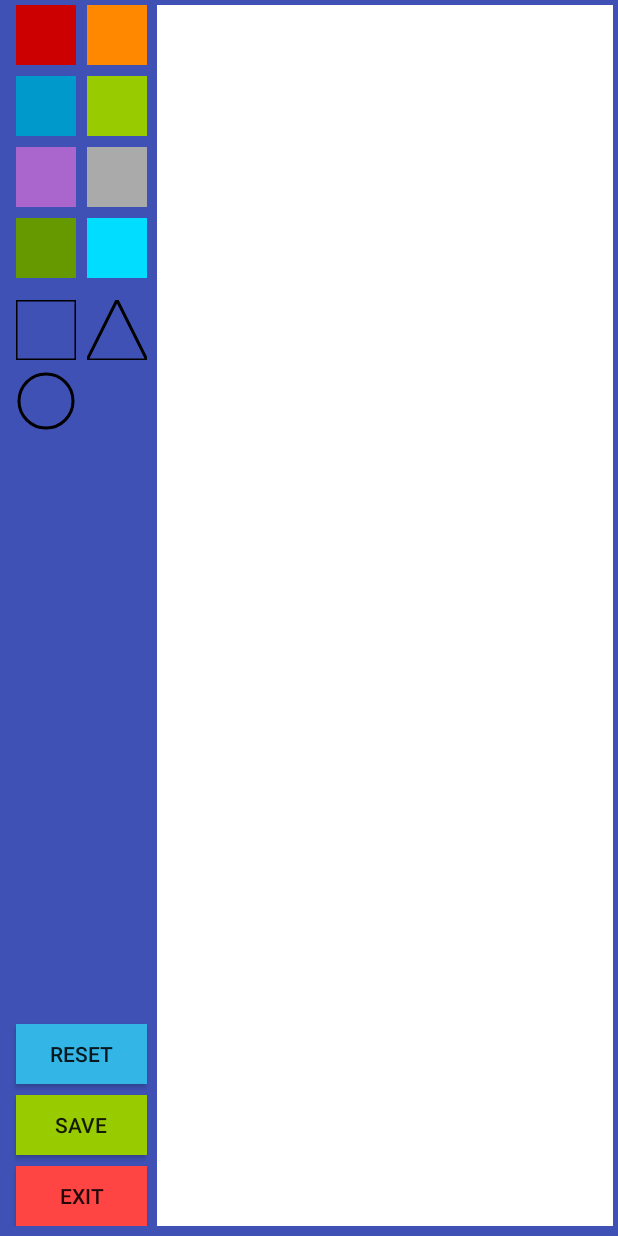
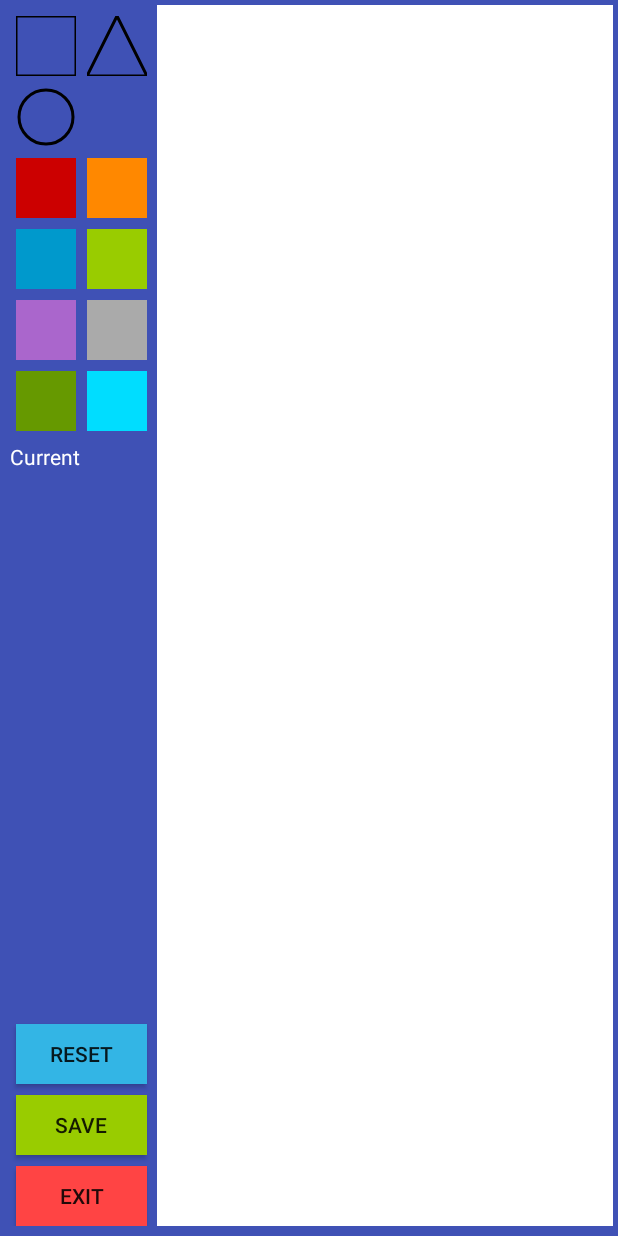
Before and after one commit to Ashtraies/exercise, an Android app: the screen it shows after launch (MainActivity), after a tap on "SAVE", on a phone screen of 412 x 824 dp. Run offline under Robolectric (Android 15) with nearby library versions, the phone set to English and light mode, and no system bars.

Commit message:
add new fuctions: 1,add draw border 2,add show current selected 3,exchange the positions of pallette and shap

```diff
--- a/FingerPaint/app/src/main/java/org/wus32/assessment/fp/activity/MainActivity.java
+++ b/FingerPaint/app/src/main/java/org/wus32/assessment/fp/activity/MainActivity.java
@@ -4,6 +4,7 @@ import android.graphics.drawable.ColorDrawable;
 import android.os.Bundle;
 import android.support.v7.app.AppCompatActivity;
 import android.view.View;
+import android.widget.Toast;
 
 import org.wus32.assessment.fp.R;
 import org.wus32.assessment.fp.view.MainCanvas;
@@ -20,11 +21,16 @@ public class MainActivity extends AppCompatActivity {
 
   private MainCanvas canvas;
 
+  private IShape currSelected, mainSquare, mainCircle, mainTriangle;
+
   @Override
   protected void onCreate(Bundle savedInstanceState) {
     super.onCreate(savedInstanceState);
     setContentView(R.layout.activity_main);
     canvas = (MainCanvas)findViewById(R.id.main_canvas);
+    mainSquare = (IShape)findViewById(R.id.main_square);
+    mainCircle = (IShape)findViewById(R.id.main_circle);
+    mainTriangle = (IShape)findViewById(R.id.main_triangle);
     findViewById(R.id.menu_reset).setOnClickListener(new View.OnClickListener() {
       @Override
       public void onClick(View view) {
@@ -43,26 +49,42 @@ public class MainActivity extends AppCompatActivity {
   public void selectShape(View v) {
     String tag = v.getTag().toString();
     IShape shape = null;
+    if (currSelected != null) {
+      currSelected.setVisibility(View.GONE);
+    }
     switch (IShape.Type.valueOf(tag)) {
       case SQUARE:
         shape = new Square(this);
+        currSelected = mainSquare;
         break;
       case CIRCLE:
         shape = new Circle(this);
+        currSelected = mainCircle;
         break;
       case TRIANGLE:
         shape = new Triangle(this);
+        currSelected = mainTriangle;
         break;
     }
+    currSelected.setVisibility(View.VISIBLE);
+    currSelected.setColor(selectedColor);
+    currSelected.invalidate();
     canvas.setShape(shape);
-//    canvas.drawSelected();
+    if(selectedColor == 0) {
+      Toast.makeText(this,getResources().getString(R.string.main_tips_2),Toast.LENGTH_SHORT).show();
+    }
   }
 
   @SuppressWarnings("unused")
   public void getColor(View v) {
-    selectedColor =
-            ((ColorDrawable)v.getBackground()).getColor();
-    canvas.setShapeColor(selectedColor);
-//    canvas.drawSelected();
+    if (currSelected != null) {
+      selectedColor =
+              ((ColorDrawable)v.getBackground()).getColor();
+      canvas.setShapeColor(selectedColor);
+      currSelected.setColor(selectedColor);
+      currSelected.invalidate();
+    } else {
+      Toast.makeText(this,getResources().getString(R.string.main_tips_1),Toast.LENGTH_SHORT).show();
+    }
   }
 }
--- a/FingerPaint/app/src/main/java/org/wus32/assessment/fp/view/shape/AbstractShape.java
+++ b/FingerPaint/app/src/main/java/org/wus32/assessment/fp/view/shape/AbstractShape.java
@@ -25,6 +25,11 @@ public abstract class AbstractShape extends View implements IShape {
   protected Paint paint;
 
   /**
+   * Paint
+   */
+  protected Paint borderPaint;
+
+  /**
    * The width and height of the view
    */
   float w, h;
@@ -44,6 +49,8 @@ public abstract class AbstractShape extends View implements IShape {
    */
   float offset;
 
+  int color;
+
   public AbstractShape(Context context,AttributeSet attrs) {
     super(context,attrs);
     initSpecification(context);
@@ -52,6 +59,22 @@ public abstract class AbstractShape extends View implements IShape {
     paint.setStyle(Paint.Style.STROKE);
     paint.setStrokeWidth(strokeWidth);
     paint.setAntiAlias(true);
+    borderPaint = new Paint();
+    borderPaint.setAntiAlias(true);
+    borderPaint.setStyle(Paint.Style.STROKE);
+    borderPaint.setStrokeWidth(strokeWidth);
+    borderPaint.setColor(Color.BLACK);
+
+  }
+
+  @Override
+  protected void onDraw(Canvas canvas) {
+    super.onDraw(canvas);
+    if(color == 0) {
+      color = Color.BLACK;
+      paint.setStyle(Paint.Style.STROKE);
+    }
+    paint.setColor(color);
   }
 
   /**
@@ -64,10 +87,13 @@ public abstract class AbstractShape extends View implements IShape {
     Resources res = context.getResources();
     strokeWidth = res.getDimension(R.dimen.stroke_width);
     squareLength = res.getDimension(R.dimen.square_length);
-    LogUtil.log(squareLength);
     circleRaduis = res.getDimension(R.dimen.circle_radius);
     triangleLength = res.getDimension(R.dimen.triangle_length);
     offset = res.getDimension(R.dimen.child_layout_margin);
+  }
+
+  Paint getBorderPaint() {
+    return borderPaint;
   }
 
   @Override
@@ -76,4 +102,19 @@ public abstract class AbstractShape extends View implements IShape {
     this.h = h;
     super.onSizeChanged(w,h,oldw,oldh);
   }
+
+  @Override
+  public void setColor(int color) {
+    this.color = color;
+  }
+
+  @Override
+  public void invalidate() {
+    super.invalidate();
+  }
+
+  @Override
+  public void setVisibility(int visibility) {
+    super.setVisibility(visibility);
+  }
 }
--- a/FingerPaint/app/src/main/java/org/wus32/assessment/fp/view/shape/Circle.java
+++ b/FingerPaint/app/src/main/java/org/wus32/assessment/fp/view/shape/Circle.java
@@ -10,6 +10,7 @@ package org.wus32.assessment.fp.view.shape;
 
 import android.content.Context;
 import android.graphics.Canvas;
+import android.graphics.Color;
 import android.graphics.Paint;
 import android.util.AttributeSet;
 
@@ -30,12 +31,14 @@ public class Circle extends AbstractShape{
 
   @Override
   protected void onDraw(Canvas canvas) {
+    super.onDraw(canvas);
     canvas.drawCircle(w/2,h/2,w/2 - strokeWidth,paint);
   }
 
   @Override
   public void drawShapeWithCentre(float x,float y,Canvas canvas,Paint paint) {
     canvas.drawCircle(x,y,circleRaduis,paint);
+    canvas.drawCircle(x,y,circleRaduis,getBorderPaint());
   }
 
   @Override
--- a/FingerPaint/app/src/main/java/org/wus32/assessment/fp/view/shape/IShape.java
+++ b/FingerPaint/app/src/main/java/org/wus32/assessment/fp/view/shape/IShape.java
@@ -34,4 +34,10 @@ public interface IShape {
    * @return type of shape
    */
   Type getType();
+
+  void setColor(int color);
+
+  void invalidate();
+
+  void setVisibility(int visibility);
 }
--- a/FingerPaint/app/src/main/java/org/wus32/assessment/fp/view/shape/Triangle.java
+++ b/FingerPaint/app/src/main/java/org/wus32/assessment/fp/view/shape/Triangle.java
@@ -10,6 +10,7 @@ package org.wus32.assessment.fp.view.shape;
 
 import android.content.Context;
 import android.graphics.Canvas;
+import android.graphics.Color;
 import android.graphics.Paint;
 import android.graphics.Path;
 import android.util.AttributeSet;
@@ -35,6 +36,7 @@ public class Triangle extends AbstractShape {
 
   @Override
   protected void onDraw(Canvas canvas) {
+    super.onDraw(canvas);
     Path path = new Path();
     path.moveTo(0,h);
     path.lineTo(w / 2,0);
@@ -51,6 +53,7 @@ public class Triangle extends AbstractShape {
     path.lineTo(x + triangleLength / 2,y + margin);
     path.close();
     canvas.drawPath(path,paint);
+    canvas.drawPath(path,getBorderPaint());
   }
 
   @Override
--- a/FingerPaint/app/src/main/res/layout/activity_main.xml
+++ b/FingerPaint/app/src/main/res/layout/activity_main.xml
@@ -7,9 +7,26 @@
 	android:background="@color/colorPrimary"
 	android:padding="@dimen/parent_layout_padding"
 	tools:context=".activity.MainActivity">
+	<include layout="@layout/frag_shape"/>
 	<include layout="@layout/frag_palette"/>
-	<include layout="@layout/frag_shape"/>
 	<include layout="@layout/frag_menu"/>
+	<TextView
+		android:id="@+id/main_text"
+		android:layout_below="@+id/main_palette"
+		android:layout_width="wrap_content"
+		android:layout_height="wrap_content"
+		android:layout_marginLeft="@dimen/parent_layout_padding"
+		android:textColor="@android:color/white"
+		android:text="@string/main_curr_selected"/>
+	<org.wus32.assessment.fp.view.shape.Square
+		android:id="@+id/main_square"
+		style="@style/CurrSelected"/>
+	<org.wus32.assessment.fp.view.shape.Circle
+		android:id="@+id/main_circle"
+		style="@style/CurrSelected"/>
+	<org.wus32.assessment.fp.view.shape.Triangle
+		android:id="@+id/main_triangle"
+		style="@style/CurrSelected"/>
 	<org.wus32.assessment.fp.view.MainCanvas
 		android:id="@+id/main_canvas"
 		android:layout_width="match_parent"
--- a/FingerPaint/app/src/main/res/layout/frag_palette.xml
+++ b/FingerPaint/app/src/main/res/layout/frag_palette.xml
@@ -2,9 +2,9 @@
 <LinearLayout
 	xmlns:android="http://schemas.android.com/apk/res/android"
 	android:id="@+id/main_palette"
+	android:layout_below="@+id/main_shape"
 	android:layout_width="@dimen/main_palette_w"
 	android:layout_height="wrap_content"
-	android:layout_alignParentStart="true"
 	android:orientation="horizontal">
 	<LinearLayout
 		android:layout_width="wrap_content"
--- a/FingerPaint/app/src/main/res/layout/frag_shape.xml
+++ b/FingerPaint/app/src/main/res/layout/frag_shape.xml
@@ -4,8 +4,7 @@
 	android:id="@+id/main_shape"
 	android:layout_width="@dimen/main_palette_w"
 	android:layout_height="wrap_content"
-	android:layout_below="@+id/main_palette"
-	android:layout_alignParentLeft="true"
+	android:layout_alignParentStart="true"
 	android:orientation="horizontal">
 	<LinearLayout
 		android:layout_width="wrap_content"
@@ -26,12 +25,5 @@
 		<org.wus32.assessment.fp.view.shape.Triangle
 			style="@style/ShapeRect"
 			android:tag="@string/shape_name_triangle"/>
-		<!--
-		<View
-			style="@style/ShapeRect"
-			android:tag="@string/shape_name_star"
-			android:layout_marginBottom="@dimen/child_layout_margin"
-			android:background="@android:color/holo_blue_bright"/>
-		-->
 	</LinearLayout>
 </LinearLayout>
--- a/FingerPaint/app/src/main/res/values/strings.xml
+++ b/FingerPaint/app/src/main/res/values/strings.xml
@@ -9,4 +9,8 @@
 	<string name="menu_reset">Reset</string>
 	<string name="menu_save">Save</string>
 	<string name="menu_exit">Exit</string>
+	<!--text-->
+	<string name="main_curr_selected">Current</string>
+	<string name="main_tips_1">Please choose a shape first.</string>
+	<string name="main_tips_2">Now please choose a color.</string>
 </resources>
--- a/FingerPaint/app/src/main/res/values/styles.xml
+++ b/FingerPaint/app/src/main/res/values/styles.xml
@@ -19,6 +19,12 @@
 		<item name="android:onClick">selectShape</item>
 	</style>
 
+	<style name="CurrSelected" parent="@style/ColorRect">
+		<item name="android:visibility">gone</item>
+		<item name="android:layout_below">@+id/main_text</item>
+		<item name="android:onClick">@null</item>
+	</style>
+
 	<style name="MenuBtn" parent="@style/ColorRect">
 		<item name="android:layout_width">match_parent</item>
 		<item name="android:layout_marginRight">@dimen/parent_layout_padding</item>
```
Also changed, not shown: FingerPaint/app/src/main/java/org/wus32/assessment/fp/view/MainCanvas.java (+0 -17 lines), FingerPaint/app/src/main/java/org/wus32/assessment/fp/view/shape/Square.java (+10 -5 lines).
